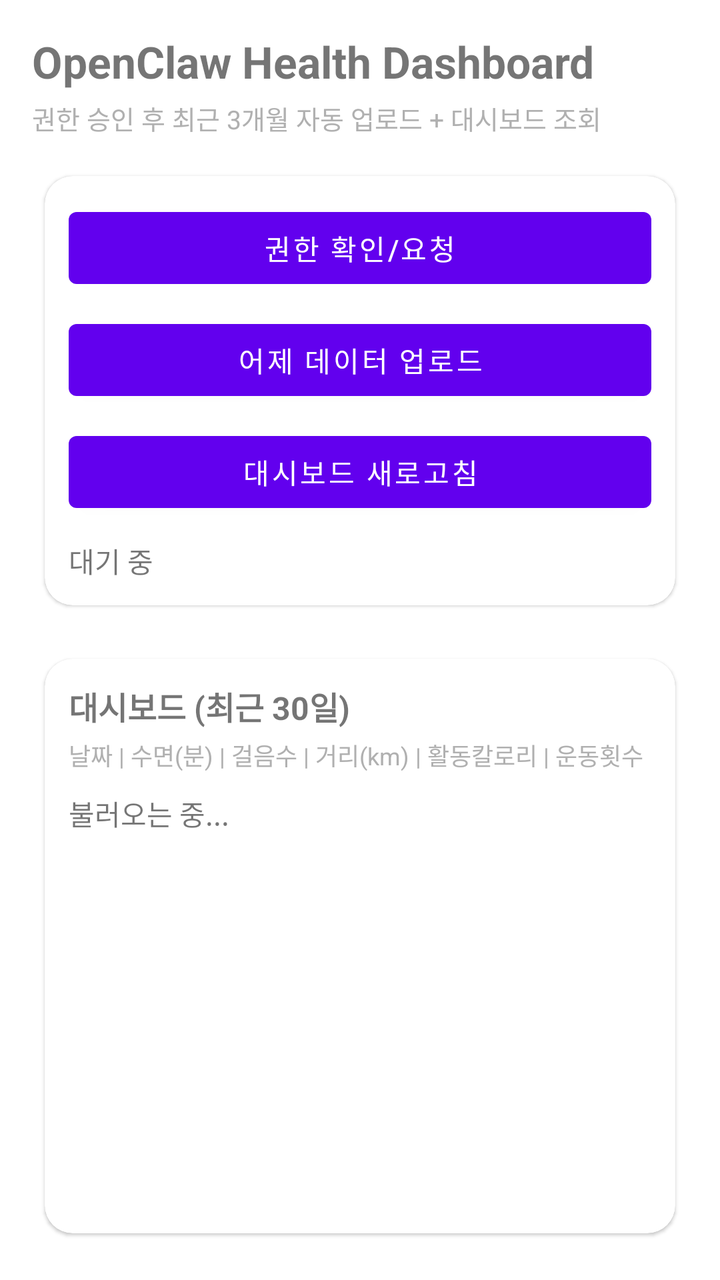
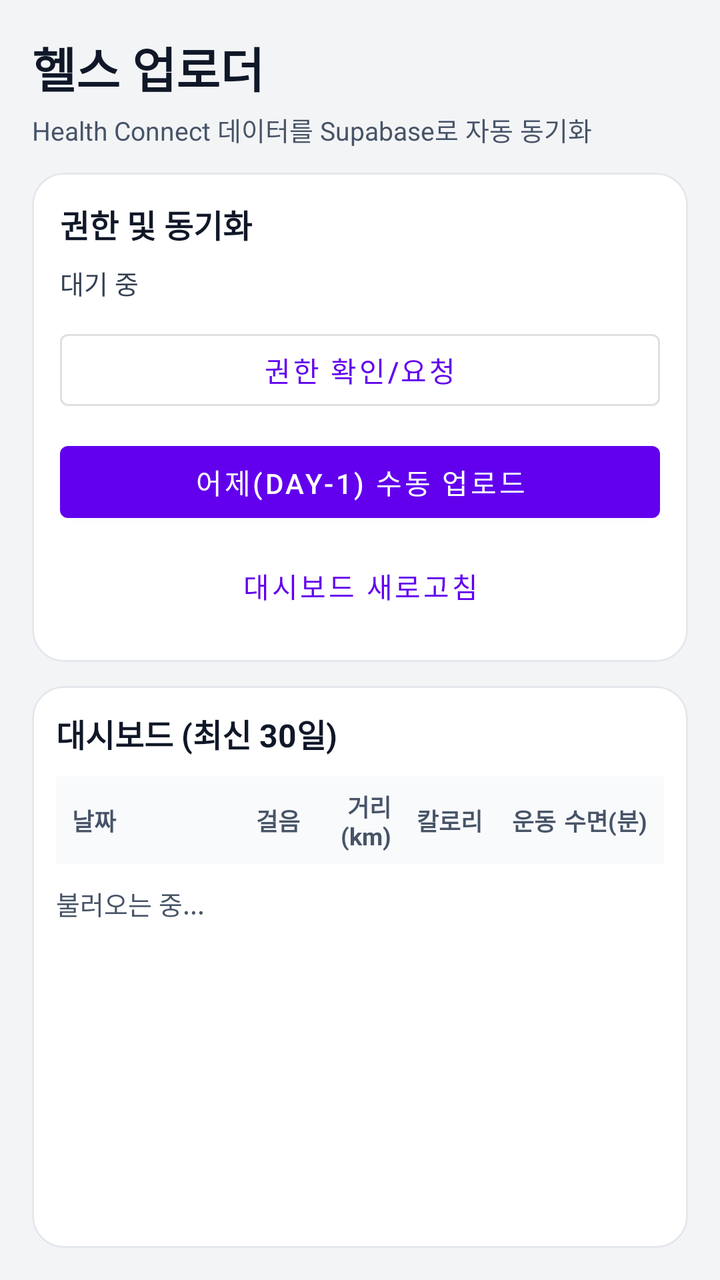

An Android layout rendered at two revisions. The XML below is the earlier revision; the diff shows what the commit changed to produce the second picture.
<!-- AndroidManifest.xml: application theme Theme.OpenclawHealthUploader -->
<!-- res/layout/activity_main.xml -->
<?xml version="1.0" encoding="utf-8"?>
<LinearLayout xmlns:android="http://schemas.android.com/apk/res/android"
  xmlns:app="http://schemas.android.com/apk/res-auto"
  android:layout_width="match_parent"
  android:layout_height="match_parent"
  android:orientation="vertical"
  android:padding="16dp">

  <TextView
    android:id="@+id/tvTitle"
    android:layout_width="match_parent"
    android:layout_height="wrap_content"
    android:text="OpenClaw Health Dashboard"
    android:textStyle="bold"
    android:textSize="22sp" />

  <TextView
    android:layout_width="match_parent"
    android:layout_height="wrap_content"
    android:layout_marginTop="4dp"
    android:text="권한 승인 후 최근 3개월 자동 업로드 + 대시보드 조회"
    android:textColor="#B0B0B0"
    android:textSize="13sp" />

  <com.google.android.material.card.MaterialCardView
    android:layout_width="match_parent"
    android:layout_height="wrap_content"
    android:layout_marginTop="12dp"
    app:cardCornerRadius="14dp"
    app:cardUseCompatPadding="true">

    <LinearLayout
      android:layout_width="match_parent"
      android:layout_height="wrap_content"
      android:orientation="vertical"
      android:padding="12dp">

      <Button
        android:id="@+id/btnGrant"
        android:layout_width="match_parent"
        android:layout_height="wrap_content"
        android:text="권한 확인/요청" />

      <Button
        android:id="@+id/btnUpload"
        android:layout_width="match_parent"
        android:layout_height="wrap_content"
        android:layout_marginTop="8dp"
        android:text="어제 데이터 업로드" />

      <Button
        android:id="@+id/btnRefreshDashboard"
        android:layout_width="match_parent"
        android:layout_height="wrap_content"
        android:layout_marginTop="8dp"
        android:text="대시보드 새로고침" />

      <ProgressBar
        android:id="@+id/progressBar"
        android:layout_width="24dp"
        android:layout_height="24dp"
        android:layout_marginTop="10dp"
        android:visibility="gone" />

      <TextView
        android:id="@+id/tvStatus"
        android:layout_width="match_parent"
        android:layout_height="wrap_content"
        android:layout_marginTop="10dp"
        android:text="대기 중"
        android:textSize="14sp" />

    </LinearLayout>
  </com.google.android.material.card.MaterialCardView>

  <com.google.android.material.card.MaterialCardView
    android:layout_width="match_parent"
    android:layout_height="0dp"
    android:layout_marginTop="12dp"
    android:layout_weight="1"
    app:cardCornerRadius="14dp"
    app:cardUseCompatPadding="true">

    <LinearLayout
      android:layout_width="match_parent"
      android:layout_height="match_parent"
      android:orientation="vertical"
      android:padding="12dp">

      <TextView
        android:layout_width="match_parent"
        android:layout_height="wrap_content"
        android:text="대시보드 (최근 30일)"
        android:textStyle="bold"
        android:textSize="16sp" />

      <TextView
        android:layout_width="match_parent"
        android:layout_height="wrap_content"
        android:layout_marginTop="4dp"
        android:text="날짜 | 수면(분) | 걸음수 | 거리(km) | 활동칼로리 | 운동횟수"
        android:textColor="#B0B0B0"
        android:textSize="12sp" />

      <TextView
        android:id="@+id/tvDashboardState"
        android:layout_width="match_parent"
        android:layout_height="wrap_content"
        android:layout_marginTop="10dp"
        android:text="불러오는 중..."
        android:textSize="14sp" />

      <androidx.recyclerview.widget.RecyclerView
        android:id="@+id/rvHealthDaily"
        android:layout_width="match_parent"
        android:layout_height="0dp"
        android:layout_marginTop="8dp"
        android:layout_weight="1" />

    </LinearLayout>
  </com.google.android.material.card.MaterialCardView>

</LinearLayout>
<!-- resources referenced by this layout -->
<resources>
  <style name="Theme.OpenclawHealthUploader" parent="Theme.MaterialComponents.DayNight.NoActionBar">
      <item name="android:statusBarColor">@android:color/black</item>
    </style>
</resources>

<!-- the commit's change to res/layout/activity_main.xml (unified diff, before → after) -->
@@ -3,6 +3,7 @@
   xmlns:app="http://schemas.android.com/apk/res-auto"
   android:layout_width="match_parent"
   android:layout_height="match_parent"
+  android:background="#F3F4F6"
   android:orientation="vertical"
   android:padding="16dp">
 
@@ -10,66 +11,76 @@
     android:id="@+id/tvTitle"
     android:layout_width="match_parent"
     android:layout_height="wrap_content"
-    android:text="OpenClaw Health Dashboard"
-    android:textStyle="bold"
-    android:textSize="22sp" />
+    android:text="헬스 업로더"
+    android:textColor="#101828"
+    android:textSize="24sp"
+    android:textStyle="bold" />
 
   <TextView
+    android:id="@+id/tvSubtitle"
     android:layout_width="match_parent"
     android:layout_height="wrap_content"
     android:layout_marginTop="4dp"
-    android:text="권한 승인 후 최근 3개월 자동 업로드 + 대시보드 조회"
-    android:textColor="#B0B0B0"
+    android:text="Health Connect 데이터를 Supabase로 자동 동기화"
+    android:textColor="#475467"
     android:textSize="13sp" />
 
   <com.google.android.material.card.MaterialCardView
     android:layout_width="match_parent"
     android:layout_height="wrap_content"
     android:layout_marginTop="12dp"
-    app:cardCornerRadius="14dp"
-    app:cardUseCompatPadding="true">
+    app:cardBackgroundColor="#FFFFFF"
+    app:cardCornerRadius="16dp"
+    app:cardElevation="0dp"
+    app:strokeColor="#E4E7EC"
+    app:strokeWidth="1dp">
 
     <LinearLayout
       android:layout_width="match_parent"
       android:layout_height="wrap_content"
       android:orientation="vertical"
-      android:padding="12dp">
-
-      <Button
+      android:padding="14dp">
+
+      <TextView
+        android:layout_width="match_parent"
+        android:layout_height="wrap_content"
+        android:text="권한 및 동기화"
+        android:textColor="#101828"
+        android:textSize="16sp"
+        android:textStyle="bold" />
+
+      <TextView
+        android:id="@+id/tvStatus"
+        android:layout_width="match_parent"
+        android:layout_height="wrap_content"
+        android:layout_marginTop="8dp"
+        android:text="대기 중"
+        android:textColor="#344054"
+        android:textSize="13sp" />
+
+      <com.google.android.material.button.MaterialButton
         android:id="@+id/btnGrant"
-        android:layout_width="match_parent"
-        android:layout_height="wrap_content"
+        style="@style/Widget.MaterialComponents.Button.OutlinedButton"
+        android:layout_width="match_parent"
+        android:layout_height="wrap_content"
+        android:layout_marginTop="10dp"
         android:text="권한 확인/요청" />
 
-      <Button
+      <com.google.android.material.button.MaterialButton
         android:id="@+id/btnUpload"
+        style="@style/Widget.MaterialComponents.Button"
         android:layout_width="match_parent"
         android:layout_height="wrap_content"
         android:layout_marginTop="8dp"
-        android:text="어제 데이터 업로드" />
-
-      <Button
+        android:text="어제(day-1) 수동 업로드" />
+
+      <com.google.android.material.button.MaterialButton
         android:id="@+id/btnRefreshDashboard"
-        android:layout_width="match_parent"
-        android:layout_height="wrap_content"
-        android:layout_marginTop="8dp"
+        style="@style/Widget.MaterialComponents.Button.TextButton"
+        android:layout_width="match_parent"
+        android:layout_height="wrap_content"
+        android:layout_marginTop="4dp"
         android:text="대시보드 새로고침" />
-
-      <ProgressBar
-        android:id="@+id/progressBar"
-        android:layout_width="24dp"
-        android:layout_height="24dp"
-        android:layout_marginTop="10dp"
-        android:visibility="gone" />
-
-      <TextView
-        android:id="@+id/tvStatus"
-        android:layout_width="match_parent"
-        android:layout_height="wrap_content"
-        android:layout_marginTop="10dp"
-        android:text="대기 중"
-        android:textSize="14sp" />
-
     </LinearLayout>
   </com.google.android.material.card.MaterialCardView>
 
@@ -78,8 +89,11 @@
     android:layout_height="0dp"
     android:layout_marginTop="12dp"
     android:layout_weight="1"
-    app:cardCornerRadius="14dp"
-    app:cardUseCompatPadding="true">
+    app:cardBackgroundColor="#FFFFFF"
+    app:cardCornerRadius="16dp"
+    app:cardElevation="0dp"
+    app:strokeColor="#E4E7EC"
+    app:strokeWidth="1dp">
 
     <LinearLayout
       android:layout_width="match_parent"
@@ -90,17 +104,80 @@
       <TextView
         android:layout_width="match_parent"
         android:layout_height="wrap_content"
-        android:text="대시보드 (최근 30일)"
-        android:textStyle="bold"
-        android:textSize="16sp" />
-
-      <TextView
-        android:layout_width="match_parent"
-        android:layout_height="wrap_content"
-        android:layout_marginTop="4dp"
-        android:text="날짜 | 수면(분) | 걸음수 | 거리(km) | 활동칼로리 | 운동횟수"
-        android:textColor="#B0B0B0"
-        android:textSize="12sp" />
+        android:text="대시보드 (최신 30일)"
+        android:textColor="#101828"
+        android:textSize="16sp"
+        android:textStyle="bold" />
+
+      <LinearLayout
+        android:layout_width="match_parent"
+        android:layout_height="wrap_content"
+        android:layout_marginTop="10dp"
+        android:background="#F8FAFC"
+        android:gravity="center_vertical"
+        android:orientation="horizontal"
+        android:paddingHorizontal="8dp"
+        android:paddingVertical="6dp">
+
+        <TextView
+          android:layout_width="0dp"
+          android:layout_height="wrap_content"
+          android:layout_weight="1.5"
+          android:text="날짜"
+          android:textColor="#475467"
+          android:textSize="12sp"
+          android:textStyle="bold" />
+
+        <TextView
+          android:layout_width="0dp"
+          android:layout_height="wrap_content"
+          android:layout_weight="1"
+          android:gravity="end"
+          android:text="걸음"
+          android:textColor="#475467"
+          android:textSize="12sp"
+          android:textStyle="bold" />
+
+        <TextView
+          android:layout_width="0dp"
+          android:layout_height="wrap_content"
+          android:layout_weight="1"
+          android:gravity="end"
+          android:text="거리(km)"
+          android:textColor="#475467"
+          android:textSize="12sp"
+          android:textStyle="bold" />
+
+        <TextView
+          android:layout_width="0dp"
+          android:layout_height="wrap_content"
+          android:layout_weight="1"
+          android:gravity="end"
+          android:text="칼로리"
+          android:textColor="#475467"
+          android:textSize="12sp"
+          android:textStyle="bold" />
+
+        <TextView
+          android:layout_width="0dp"
+          android:layout_height="wrap_content"
+          android:layout_weight="0.8"
+          android:gravity="end"
+          android:text="운동"
+          android:textColor="#475467"
+          android:textSize="12sp"
+          android:textStyle="bold" />
+
+        <TextView
+          android:layout_width="0dp"
+          android:layout_height="wrap_content"
+          android:layout_weight="1"
+          android:gravity="end"
+          android:text="수면(분)"
+          android:textColor="#475467"
+          android:textSize="12sp"
+          android:textStyle="bold" />
+      </LinearLayout>
 
       <TextView
         android:id="@+id/tvDashboardState"
@@ -108,7 +185,8 @@
         android:layout_height="wrap_content"
         android:layout_marginTop="10dp"
         android:text="불러오는 중..."
-        android:textSize="14sp" />
+        android:textColor="#475467"
+        android:textSize="13sp" />
 
       <androidx.recyclerview.widget.RecyclerView
         android:id="@+id/rvHealthDaily"
@@ -116,7 +194,6 @@
         android:layout_height="0dp"
         android:layout_marginTop="8dp"
         android:layout_weight="1" />
-
     </LinearLayout>
   </com.google.android.material.card.MaterialCardView>
 
